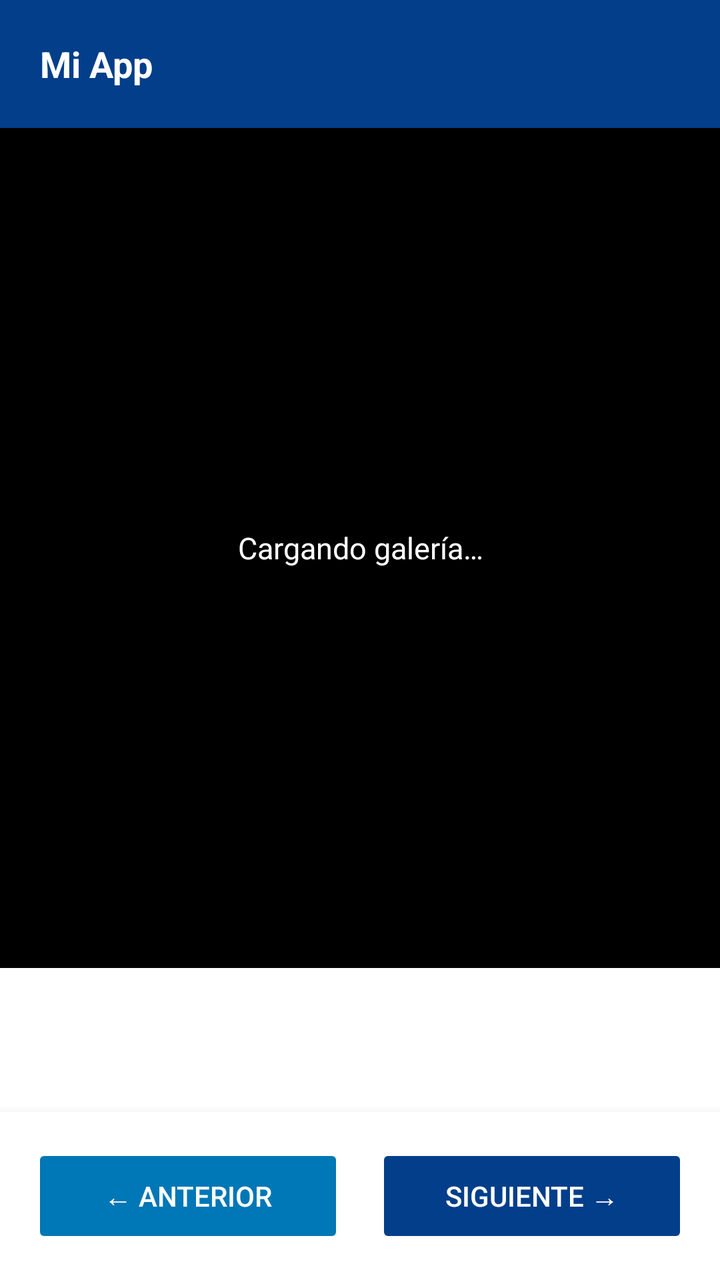
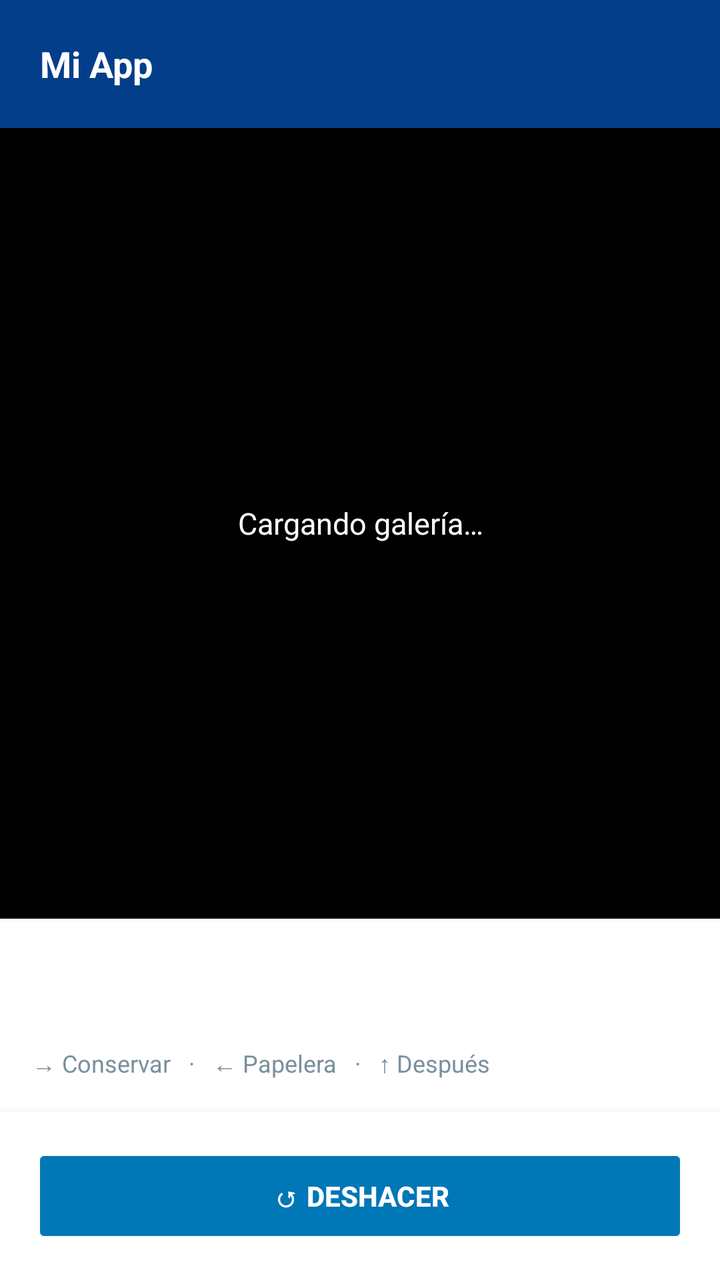

Screens rendered from an Android XML layout before and after an edit, with the pre-edit source and the edit as a unified diff.
<!-- AndroidManifest.xml: application theme Theme.LAYOUTS -->
<!-- res/layout/activity_swipe_deck.xml -->
<?xml version="1.0" encoding="utf-8"?>
<LinearLayout xmlns:android="http://schemas.android.com/apk/res/android"
    android:layout_width="match_parent"
    android:layout_height="match_parent"
    android:background="@color/colorBackground"
    android:orientation="vertical">

    <LinearLayout
        android:layout_width="match_parent"
        android:layout_height="64dp"
        android:background="@color/colorPrimary"
        android:gravity="center_vertical"
        android:orientation="horizontal"
        android:paddingStart="20dp"
        android:paddingEnd="20dp">

        <TextView
            android:layout_width="0dp"
            android:layout_height="wrap_content"
            android:layout_weight="1"
            android:text="@string/app_name"
            android:textColor="@color/white"
            android:textSize="18sp"
            android:textStyle="bold" />

        <TextView
            android:id="@+id/textMediaCounter"
            android:layout_width="wrap_content"
            android:layout_height="wrap_content"
            android:text=""
            android:textColor="#CCFFFFFF"
            android:textSize="13sp" />
    </LinearLayout>

    <FrameLayout
        android:layout_width="match_parent"
        android:layout_height="0dp"
        android:layout_weight="1"
        android:background="@color/black">

        <ImageView
            android:id="@+id/imageMedia"
            android:layout_width="match_parent"
            android:layout_height="match_parent"
            android:contentDescription="@null"
            android:scaleType="centerInside"
            android:visibility="gone" />

        <TextView
            android:id="@+id/textVideoBadge"
            android:layout_width="wrap_content"
            android:layout_height="wrap_content"
            android:layout_gravity="center"
            android:background="#66000000"
            android:paddingStart="18dp"
            android:paddingTop="10dp"
            android:paddingEnd="18dp"
            android:paddingBottom="10dp"
            android:text="▶ Video"
            android:textColor="@color/white"
            android:textSize="16sp"
            android:textStyle="bold"
            android:visibility="gone" />

        <TextView
            android:id="@+id/textEmptyState"
            android:layout_width="wrap_content"
            android:layout_height="wrap_content"
            android:layout_gravity="center"
            android:layout_margin="32dp"
            android:gravity="center"
            android:text="Cargando galería…"
            android:textColor="@color/white"
            android:textSize="15sp"
            android:visibility="visible" />
    </FrameLayout>

    <LinearLayout
        android:layout_width="match_parent"
        android:layout_height="wrap_content"
        android:background="@color/colorSurface"
        android:orientation="vertical"
        android:padding="16dp">

        <TextView
            android:id="@+id/textMediaName"
            android:layout_width="match_parent"
            android:layout_height="wrap_content"
            android:ellipsize="middle"
            android:maxLines="1"
            android:text=""
            android:textColor="@color/colorTextPrimary"
            android:textSize="15sp"
            android:textStyle="bold" />

        <TextView
            android:id="@+id/textMediaMeta"
            android:layout_width="match_parent"
            android:layout_height="wrap_content"
            android:layout_marginTop="2dp"
            android:text=""
            android:textColor="@color/colorTextSecondary"
            android:textSize="13sp" />
    </LinearLayout>

    <LinearLayout
        android:layout_width="match_parent"
        android:layout_height="wrap_content"
        android:background="@color/colorSurface"
        android:elevation="8dp"
        android:orientation="horizontal"
        android:padding="16dp">

        <Button
            android:id="@+id/buttonPrevious"
            android:layout_width="0dp"
            android:layout_height="52dp"
            android:layout_marginEnd="8dp"
            android:layout_weight="1"
            android:backgroundTint="@color/colorPrimaryLight"
            android:enabled="false"
            android:text="← Anterior"
            android:textColor="@color/white" />

        <Button
            android:id="@+id/buttonNext"
            android:layout_width="0dp"
            android:layout_height="52dp"
            android:layout_marginStart="8dp"
            android:layout_weight="1"
            android:backgroundTint="@color/colorPrimary"
            android:enabled="false"
            android:text="Siguiente →"
            android:textColor="@color/white" />
    </LinearLayout>

</LinearLayout>
<!-- resources referenced by this layout -->
<resources>
  <color name="black">#FF000000</color>
  <color name="colorBackground">#FFF0F4FF</color>
  <color name="colorPrimary">#FF023e8a</color>
  <color name="colorPrimaryLight">#FF0077b6</color>
  <color name="colorSurface">#FFFFFFFF</color>
  <color name="colorTextPrimary">#FF011f4b</color>
  <color name="colorTextSecondary">#FF37474F</color>
  <color name="white">#FFFFFFFF</color>
  <string name="app_name">Mi App</string>
  <style name="Theme.LAYOUTS" parent="Base.Theme.LAYOUTS" />
  <style name="Base.Theme.LAYOUTS" parent="Theme.Material3.DayNight.NoActionBar">
          <item name="colorPrimary">@color/colorPrimary</item>
          <item name="colorOnPrimary">@color/white</item>
          <item name="colorPrimaryContainer">@color/colorPrimaryLight</item>
          <item name="colorOnPrimaryContainer">@color/white</item>
          <item name="android:colorBackground">@color/colorBackground</item>
      </style>
</resources>

<!-- the commit's change to res/layout/activity_swipe_deck.xml (unified diff, before → after) -->
@@ -38,29 +38,35 @@
         android:layout_weight="1"
         android:background="@color/black">
 
-        <ImageView
-            android:id="@+id/imageMedia"
+        <FrameLayout
+            android:id="@+id/cardMedia"
             android:layout_width="match_parent"
-            android:layout_height="match_parent"
-            android:contentDescription="@null"
-            android:scaleType="centerInside"
-            android:visibility="gone" />
+            android:layout_height="match_parent">
 
-        <TextView
-            android:id="@+id/textVideoBadge"
-            android:layout_width="wrap_content"
-            android:layout_height="wrap_content"
-            android:layout_gravity="center"
-            android:background="#66000000"
-            android:paddingStart="18dp"
-            android:paddingTop="10dp"
-            android:paddingEnd="18dp"
-            android:paddingBottom="10dp"
-            android:text="▶ Video"
-            android:textColor="@color/white"
-            android:textSize="16sp"
-            android:textStyle="bold"
-            android:visibility="gone" />
+            <ImageView
+                android:id="@+id/imageMedia"
+                android:layout_width="match_parent"
+                android:layout_height="match_parent"
+                android:contentDescription="@null"
+                android:scaleType="centerInside"
+                android:visibility="gone" />
+
+            <TextView
+                android:id="@+id/textVideoBadge"
+                android:layout_width="wrap_content"
+                android:layout_height="wrap_content"
+                android:layout_gravity="center"
+                android:background="#66000000"
+                android:paddingStart="18dp"
+                android:paddingTop="10dp"
+                android:paddingEnd="18dp"
+                android:paddingBottom="10dp"
+                android:text="▶ Video"
+                android:textColor="@color/white"
+                android:textSize="16sp"
+                android:textStyle="bold"
+                android:visibility="gone" />
+        </FrameLayout>
 
         <TextView
             android:id="@+id/textEmptyState"
@@ -101,6 +107,14 @@
             android:text=""
             android:textColor="@color/colorTextSecondary"
             android:textSize="13sp" />
+
+        <TextView
+            android:layout_width="match_parent"
+            android:layout_height="wrap_content"
+            android:layout_marginTop="8dp"
+            android:text="→ Conservar   ·   ← Papelera   ·   ↑ Después"
+            android:textColor="@color/colorTextHint"
+            android:textSize="12sp" />
     </LinearLayout>
 
     <LinearLayout
@@ -108,30 +122,17 @@
         android:layout_height="wrap_content"
         android:background="@color/colorSurface"
         android:elevation="8dp"
-        android:orientation="horizontal"
         android:padding="16dp">
 
         <Button
-            android:id="@+id/buttonPrevious"
-            android:layout_width="0dp"
+            android:id="@+id/buttonUndo"
+            android:layout_width="match_parent"
             android:layout_height="52dp"
-            android:layout_marginEnd="8dp"
-            android:layout_weight="1"
             android:backgroundTint="@color/colorPrimaryLight"
             android:enabled="false"
-            android:text="← Anterior"
-            android:textColor="@color/white" />
-
-        <Button
-            android:id="@+id/buttonNext"
-            android:layout_width="0dp"
-            android:layout_height="52dp"
-            android:layout_marginStart="8dp"
-            android:layout_weight="1"
-            android:backgroundTint="@color/colorPrimary"
-            android:enabled="false"
-            android:text="Siguiente →"
-            android:textColor="@color/white" />
+            android:text="↺ Deshacer"
+            android:textColor="@color/white"
+            android:textStyle="bold" />
     </LinearLayout>
 
 </LinearLayout>
<!-- resource entries referenced after the edit -->
@@ -5,6 +5,7 @@
   <color name="colorPrimary">#FF023e8a</color>
   <color name="colorPrimaryLight">#FF0077b6</color>
   <color name="colorSurface">#FFFFFFFF</color>
+  <color name="colorTextHint">#FF78909C</color>
   <color name="colorTextPrimary">#FF011f4b</color>
   <color name="colorTextSecondary">#FF37474F</color>
   <color name="white">#FFFFFFFF</color>
